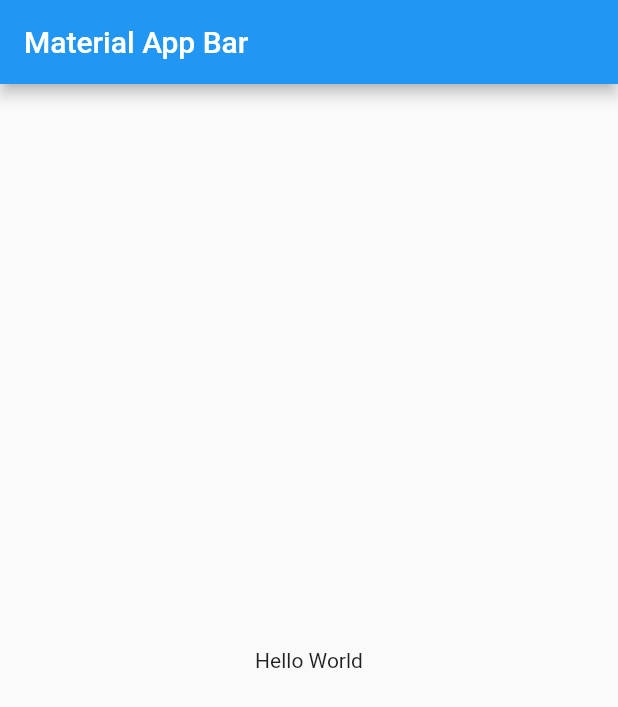
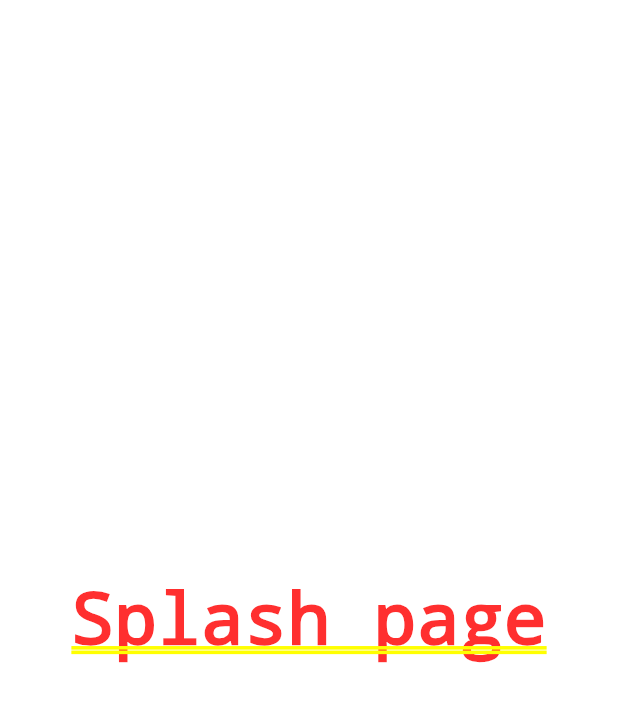
Before and after one commit to Adomi-Delivery/walksoft-alcaldia-cali-flutter, a Flutter app: the screen it shows after launch, on a phone screen of 412 x 824 dp. Shown: the top 707 px of the screen. Run offline on Flutter 3.47's test engine with Material 2 defaults, Android fonts, the phone set to English and light mode, and no system bars.

Commit message:
project preparation

```diff
--- a/lib/main.dart
+++ b/lib/main.dart
@@ -1,4 +1,5 @@
 import 'package:flutter/material.dart';
+import 'package:walksoft_alcaldia_cali_flutter/src/utils/routes/routes.dart';
 
 void main() => runApp(MyApp());
 
@@ -6,17 +7,14 @@ class MyApp extends StatelessWidget {
   @override
   Widget build(BuildContext context) {
     return MaterialApp(
-      title: 'Material App',
-      home: Scaffold(
-        appBar: AppBar(
-          title: Text('Material App Bar'),
-        ),
-        body: Center(
-          child: Container(
-            child: Text('Hello World'),
-          ),
-        ),
-      ),
+      title: 'Walksoft Cali',
+      debugShowCheckedModeBanner: false,
+      initialRoute: '/',
+      routes: getApplicationRoutes(),
+      //TODO: Cambiar cuando este el .dart del home page
+      // onGenerateRoute: (RouteSettings settings) {
+      //   return MaterialPageRoute(builder: (context) => HomePage())
+      // },
     );
   }
 }
--- /dev/null
+++ b/lib/src/pages/atoms/atoms.txt
@@ -0,0 +1 @@
+Aqui iran todos los atomos de la aplicacion
--- /dev/null
+++ b/lib/src/pages/widgets/slpash_page.dart
@@ -0,0 +1,12 @@
+import 'package:flutter/material.dart';
+
+class SplashPage extends StatelessWidget {
+  @override
+  Widget build(BuildContext context) {
+    return Container(
+      child: Center(
+        child: Text('Splash page'),
+      ),
+    );
+  }
+}
--- /dev/null
+++ b/lib/src/utils/constants/constants.txt
@@ -0,0 +1 @@
+Constantes app
--- /dev/null
+++ b/lib/src/utils/routes/routes.dart
@@ -0,0 +1,11 @@
+import 'package:flutter/material.dart';
+import 'package:walksoft_alcaldia_cali_flutter/src/pages/widgets/slpash_page.dart';
+
+Map<String, WidgetBuilder> getApplicationRoutes() {
+  return <String, WidgetBuilder>{
+    '/': (context) => SplashPage(),
+    // 'LogInPage' => LoginPage(),
+    // 'HomePage' => HomePage(),
+    // ...
+  };
+}
```
